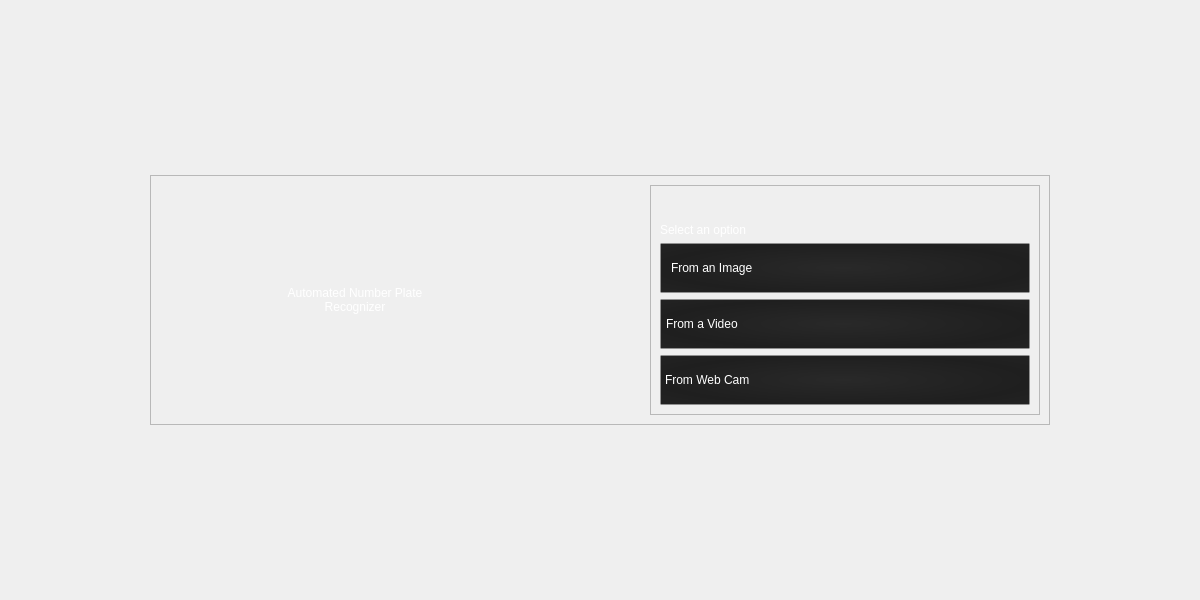
ahsanirfan961/Automated-Number-Plate-Detection---YOLOv8---TrOCR, file app/assets/ui/home.ui: the form before one commit.
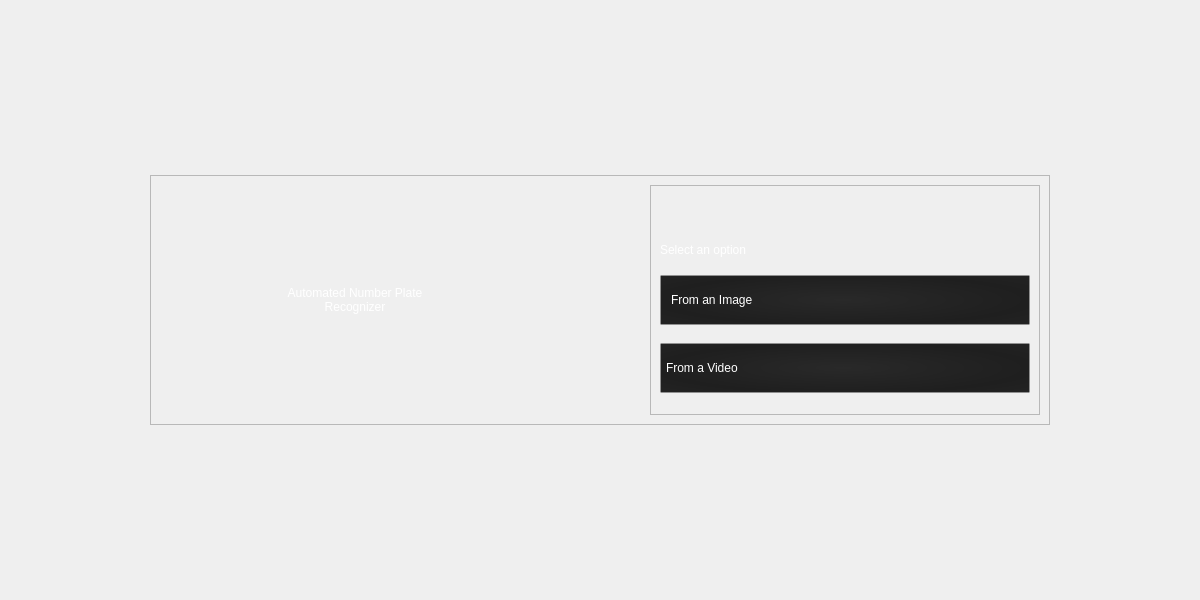
The form after the commit. Icons and pictures are not drawn.

Diff of the .ui file:
```diff
--- a/app/assets/ui/home.ui
+++ b/app/assets/ui/home.ui
@@ -203,52 +203,6 @@
             </property>
            </widget>
           </item>
-          <item>
-           <widget class="QPushButton" name="web_btn">
-            <property name="sizePolicy">
-             <sizepolicy hsizetype="Minimum" vsizetype="Fixed">
-              <horstretch>0</horstretch>
-              <verstretch>2</verstretch>
-             </sizepolicy>
-            </property>
-            <property name="minimumSize">
-             <size>
-              <width>0</width>
-              <height>50</height>
-             </size>
-            </property>
-            <property name="cursor">
-             <cursorShape>PointingHandCursor</cursorShape>
-            </property>
-            <property name="styleSheet">
-             <string notr="true">QPushButton {
-background-color: qradialgradient(spread:reflect, cx:0.5, cy:0.5, radius:0.5, fx:0.495, fy:0.494818, stop:0 rgba(41, 41, 41, 255), stop:1 rgba(31, 31, 31, 255));
-border: 1px solid rgba(255, 255, 255, 0.5);
-color: white;
-font: 10pt &quot;Segoe UI&quot;;
-text-align: left;
-padding-left: 4px
-}
-
-QPushButton:hover { 
-border: 1px solid rgba(255, 255, 255, 1); 
-}</string>
-            </property>
-            <property name="text">
-             <string>From Web Cam</string>
-            </property>
-            <property name="icon">
-             <iconset>
-              <normaloff>../images/video cam icon.png</normaloff>../images/video cam icon.png</iconset>
-            </property>
-            <property name="iconSize">
-             <size>
-              <width>40</width>
-              <height>40</height>
-             </size>
-            </property>
-           </widget>
-          </item>
          </layout>
         </widget>
        </item>
```
